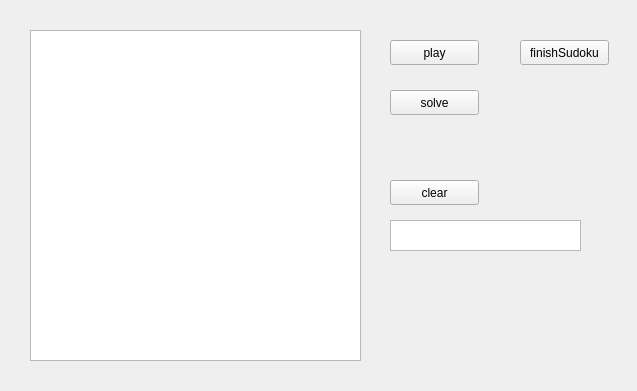
Old version of the form mainwindow.ui in the repository hochunlin28/Sudoku.
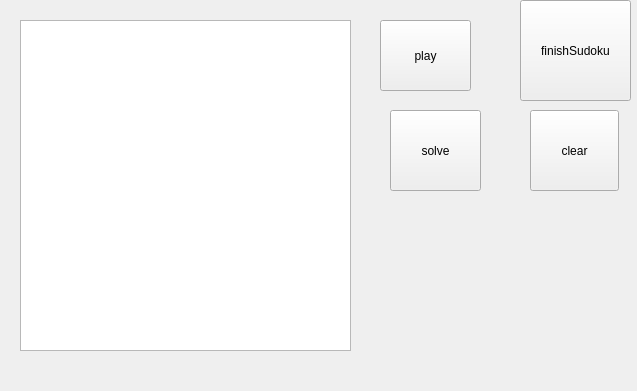
New version of the form. Icons and pictures are not drawn.

The edit to the form file:
```diff
--- a/mainwindow.ui
+++ b/mainwindow.ui
@@ -13,16 +13,22 @@
   <property name="windowTitle">
    <string>MainWindow</string>
   </property>
+  <property name="styleSheet">
+   <string notr="true">border-image: url(:/resource/1.jpg);</string>
+  </property>
   <widget class="QWidget" name="centralWidget">
    <widget class="QPushButton" name="play">
     <property name="geometry">
      <rect>
-      <x>390</x>
-      <y>40</y>
-      <width>89</width>
-      <height>25</height>
+      <x>380</x>
+      <y>20</y>
+      <width>91</width>
+      <height>71</height>
      </rect>
     </property>
+    <property name="styleSheet">
+     <string notr="true">border-image: url(:/resource/3.png);</string>
+    </property>
     <property name="text">
      <string>play</string>
     </property>
@@ -30,12 +36,15 @@
    <widget class="QTableWidget" name="tableWidget">
     <property name="geometry">
      <rect>
-      <x>30</x>
-      <y>30</y>
+      <x>20</x>
+      <y>20</y>
       <width>331</width>
       <height>331</height>
      </rect>
     </property>
+    <property name="styleSheet">
+     <string notr="true">image: url(:/resource/6.jpg);</string>
+    </property>
     <property name="lineWidth">
      <number>3</number>
     </property>
@@ -46,12 +55,15 @@
    <widget class="QPushButton" name="clear">
     <property name="geometry">
      <rect>
-      <x>390</x>
-      <y>180</y>
+      <x>530</x>
+      <y>110</y>
       <width>89</width>
-      <height>25</height>
+      <height>81</height>
      </rect>
     </property>
+    <property name="styleSheet">
+     <string notr="true">border-image: url(:/resource/5.png);</string>
+    </property>
     <property name="text">
      <string>clear</string>
     </property>
@@ -60,11 +72,14 @@
     <property name="geometry">
      <rect>
       <x>520</x>
-      <y>40</y>
-      <width>89</width>
-      <height>25</height>
+      <y>0</y>
+      <width>111</width>
+      <height>101</height>
      </rect>
     </property>
+    <property name="styleSheet">
+     <string notr="true">border-image: url(:/resource/4.png);</string>
+    </property>
     <property name="text">
      <string>finishSudoku</string>
     </property>
@@ -73,24 +88,30 @@
     <property name="geometry">
      <rect>
       <x>390</x>
-      <y>90</y>
-      <width>89</width>
-      <height>25</height>
+      <y>110</y>
+      <width>91</width>
+      <height>81</height>
      </rect>
     </property>
+    <property name="styleSheet">
+     <string notr="true">border-image: url(:/resource/2.png);</string>
+    </property>
     <property name="text">
      <string>solve</string>
     </property>
    </widget>
-   <widget class="QTextEdit" name="textEdit">
+   <widget class="QWidget" name="widget" native="true">
     <property name="geometry">
      <rect>
-      <x>390</x>
-      <y>220</y>
-      <width>191</width>
-      <height>31</height>
+      <x>410</x>
+      <y>210</y>
+      <width>181</width>
+      <height>171</height>
      </rect>
     </property>
+    <property name="styleSheet">
+     <string notr="true">border-image: url(:/resource/6.jpg);</string>
+    </property>
    </widget>
   </widget>
  </widget>
```
